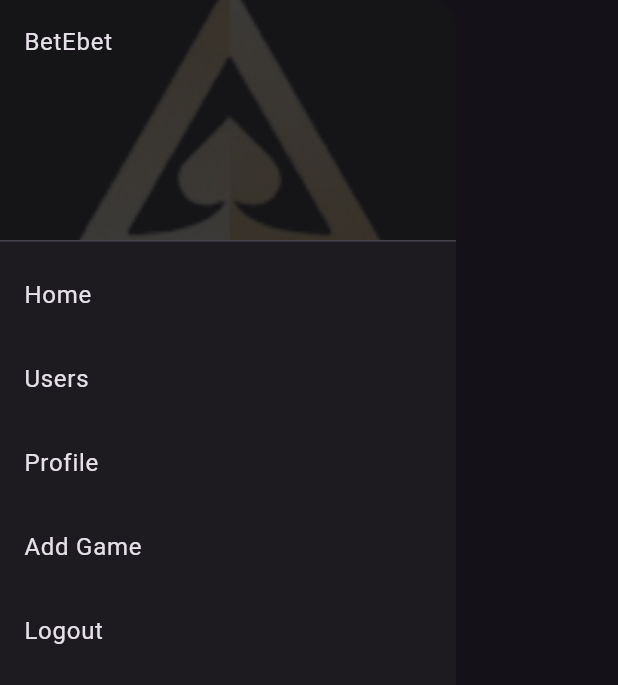
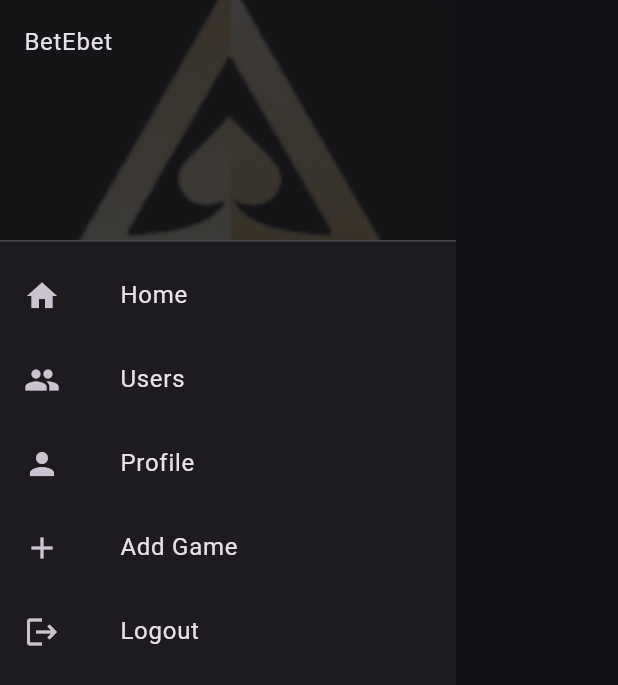
Before and after one commit to Teklez/flutter_bloc, a Flutter app: the MenuDrawer widget shown alone on an empty page, opened directly, on a phone screen of 412 x 824 dp. Shown: the top 685 px of the screen. Run offline on Flutter 3.47's test engine with Material 3 defaults, Android fonts, the phone set to English and light mode, and no system bars; our stand-ins replace equatable, flutter_bloc, flutter_rating_bar, readmore; network calls fail.

Commit message:
search functinality added

```diff
--- a/frontend/lib/presentation/screens/admin_page.dart
+++ b/frontend/lib/presentation/screens/admin_page.dart
@@ -23,6 +23,17 @@ class AdminPage extends StatelessWidget {
       appBar: AppBar(
         backgroundColor: Color.fromARGB(255, 211, 47, 47),
         title: const Text("BetEbet"),
+        actions: <Widget>[
+          IconButton(
+            icon: const Icon(
+              Icons.search,
+              semanticLabel: 'search',
+            ),
+            onPressed: () {
+              Navigator.pushNamed(context, '/search');
+            },
+          ),
+        ],
       ),
       drawer: const MenuDrawer(
         menuItems: [
--- a/frontend/lib/presentation/widgets/drawer.dart
+++ b/frontend/lib/presentation/widgets/drawer.dart
@@ -34,9 +34,41 @@ class MenuDrawer extends StatelessWidget {
   List<ListTile> _buildTile(menuItems, context) {
     List<ListTile> tiles = [];
     for (var item in menuItems) {
+      var icon;
+      switch (item[0]) {
+        case "Home":
+          icon = Icons.home;
+          break;
+        case "Profile":
+          icon = Icons.person;
+          break;
+        case "About":
+          icon = Icons.info;
+          break;
+        case "Logout":
+          icon = Icons.logout;
+          break;
+        case "Users":
+          icon = Icons.people;
+          break;
+        case "Add Game":
+          icon = Icons.add;
+          break;
+        default:
+          Icons.home;
+      }
       tiles.add(
         ListTile(
-          title: Text(item[0]),
+          title: Row(
+            mainAxisAlignment: MainAxisAlignment.start,
+            children: <Widget>[
+              Icon(icon),
+              const SizedBox(
+                width: 40,
+              ),
+              Text(item[0]),
+            ],
+          ),
           onTap: () {
             Navigator.pushNamed(context, "${item[1]}");
           },
```
